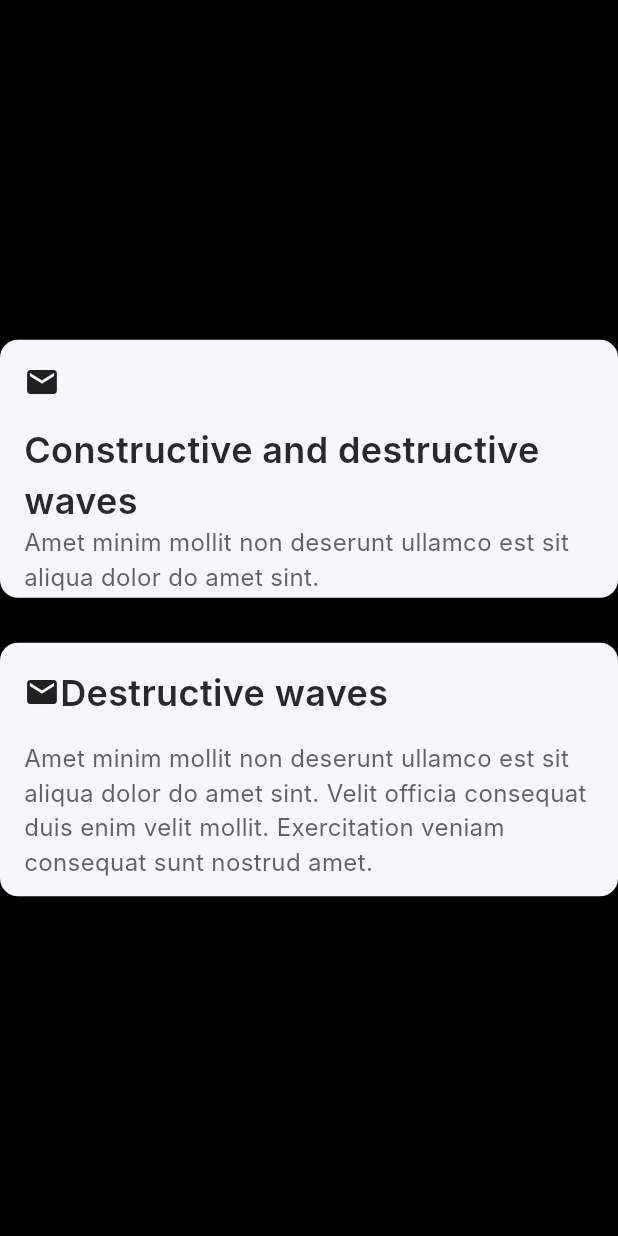
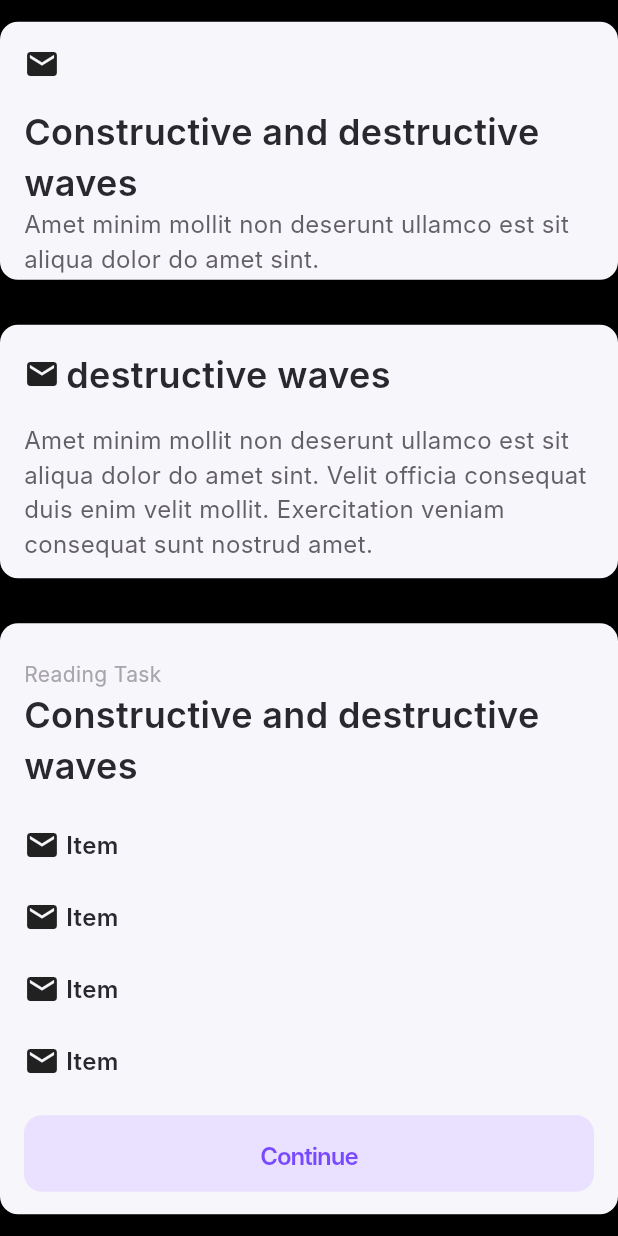
Before and after one commit to ayahetsiam/Flutter-UI-Cards, a Flutter app: the screen it shows after launch, on a phone screen of 412 x 824 dp. Run offline on Flutter 3.47's test engine with Material 3 defaults, Android fonts, the phone set to English and light mode, and no system bars; our stand-ins replace gap; Roboto replaces fonts that are missing (Inter).

Commit message:
13th card

```diff
--- a/lib/Components/view3Components/card12.dart
+++ b/lib/Components/view3Components/card12.dart
@@ -19,8 +19,9 @@ class Card12 extends StatelessWidget {
           Row(
             children: [
               Icon(Icons.email),
+              Gap(4),
               Text(
-                "Destructive waves",
+                "destructive waves",
                 style: TextStyle(
                   color: Color(0xFF2A282F),
                   fontWeight: FontWeight.w600,
--- /dev/null
+++ b/lib/Components/view3Components/card13.dart
@@ -0,0 +1,150 @@
+import 'package:flutter/material.dart';
+import 'package:gap/gap.dart';
+
+class Card13 extends StatelessWidget {
+  const Card13({super.key});
+
+  @override
+  Widget build(BuildContext context) {
+    return Container(
+      width: double.infinity,
+      height: 394,
+      padding: const EdgeInsets.symmetric(vertical: 24, horizontal: 16),
+      decoration: BoxDecoration(
+        color: const Color(0xFFF7F6FA),
+        borderRadius: BorderRadius.circular(12),
+      ),
+      child: Column(
+        children: [
+          const SizedBox(
+            child: Column(
+              crossAxisAlignment: CrossAxisAlignment.start,
+              children: [
+                Text(
+                  "Reading Task",
+                  style: TextStyle(
+                    color: Color(0xFFA8A6AC),
+                    fontWeight: FontWeight.w400,
+                    fontSize: 14,
+                    fontFamily: "Inter",
+                  ),
+                ),
+                Text(
+                  "Constructive and destructive waves",
+                  style: TextStyle(
+                    color: Color(0xFF2A282F),
+                    fontWeight: FontWeight.w600,
+                    fontSize: 24,
+                    fontFamily: "Inter",
+                  ),
+                ),
+              ],
+            ),
+          ),
+          const Gap(24),
+          const Column(
+            children: [
+              Row(
+                children: [
+                  Icon(Icons.email),
+                  Gap(4),
+                  Text(
+                    "Item",
+                    style: TextStyle(
+                      color: Color(0xFF2A282F),
+                      fontWeight: FontWeight.w600,
+                      fontSize: 16,
+                      fontFamily: "Inter",
+                    ),
+                  ),
+                ],
+              )
+            ],
+          ),
+          const Gap(24),
+          const Column(
+            children: [
+              Row(
+                children: [
+                  Icon(Icons.email),
+                  Gap(4),
+                  Text(
+                    "Item",
+                    style: TextStyle(
+                      color: Color(0xFF2A282F),
+                      fontWeight: FontWeight.w600,
+                      fontSize: 16,
+                      fontFamily: "Inter",
+                    ),
+                  ),
+                ],
+              )
+            ],
+          ),
+          const Gap(24),
+          const Column(
+            children: [
+              Row(
+                children: [
+                  Icon(Icons.email),
+                  Gap(4),
+                  Text(
+                    "Item",
+                    style: TextStyle(
+                      color: Color(0xFF2A282F),
+                      fontWeight: FontWeight.w600,
+                      fontSize: 16,
+                      fontFamily: "Inter",
+                    ),
+                  ),
+                ],
+              )
+            ],
+          ),
+          const Gap(24),
+          const Column(
+            children: [
+              Row(
+                children: [
+                  Icon(Icons.email),
+                  Gap(4),
+                  Text(
+                    "Item",
+                    style: TextStyle(
+                      color: Color(0xFF2A282F),
+                      fontWeight: FontWeight.w600,
+                      fontSize: 16,
+                      fontFamily: "Inter",
+                    ),
+                  ),
+                ],
+              )
+            ],
+          ),
+          const Gap(24),
+          Container(
+            padding: const EdgeInsets.all(16),
+            decoration: BoxDecoration(
+              color: const Color(0xFFE9E1FF),
+              borderRadius: BorderRadius.circular(12),
+            ),
+            height: 51,
+            width: double.infinity,
+            child: const Text(
+              "Continue",
+              style: TextStyle(
+                color: Color(0xFF7949FF),
+                fontWeight: FontWeight.w600,
+                fontSize: 16,
+                fontStyle: FontStyle.normal,
+                fontFamily: "Inter",
+                letterSpacing: -0.64,
+              ),
+              textAlign:TextAlign.center,
+            ),
+          )
+        ],
+      ),
+    );
+  }
+}
--- a/lib/Views/view3.dart
+++ b/lib/Views/view3.dart
@@ -1,6 +1,7 @@
 import 'package:flutter/material.dart';
 import 'package:flutter_ui_cards/Components/view3Components/card11.dart';
 import 'package:flutter_ui_cards/Components/view3Components/card12.dart';
+import 'package:flutter_ui_cards/Components/view3Components/card13.dart';
 import 'package:gap/gap.dart';
 
 class View3 extends StatelessWidget {
@@ -16,6 +17,8 @@ class View3 extends StatelessWidget {
           Card11(),
           Gap(30),
           Card12(),
+          Gap(30),
+          Card13(),
         ],
       ),
     );
--- /dev/null
+++ b/lib/Views/view4.dart
@@ -0,0 +1,10 @@
+import 'package:flutter/material.dart';
+
+class View4 extends StatelessWidget {
+  const View4({super.key});
+
+  @override
+  Widget build(BuildContext context) {
+    return const Placeholder();
+  }
+}
```
